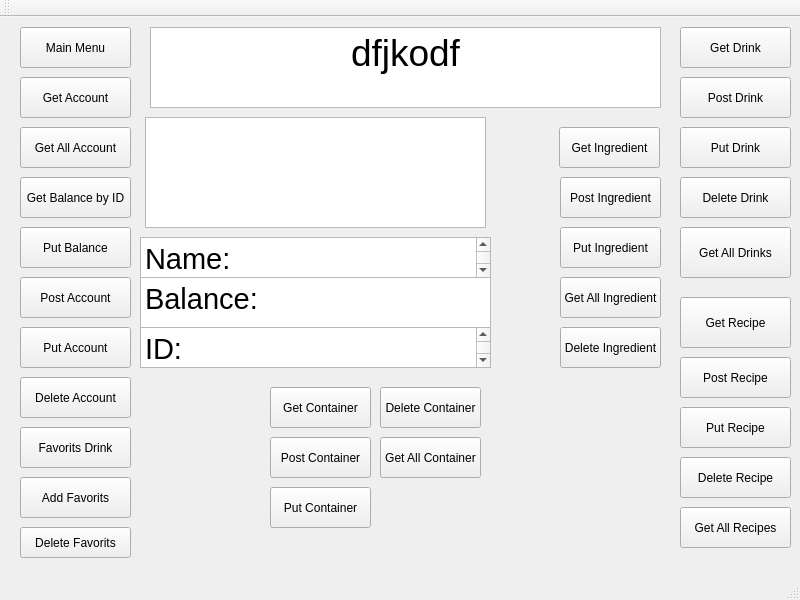
Before: the Qt Designer form Client/Test_of_client/mainwindow.ui in DuweBTC/Semesterprojekt3, drawn with Qt 5.
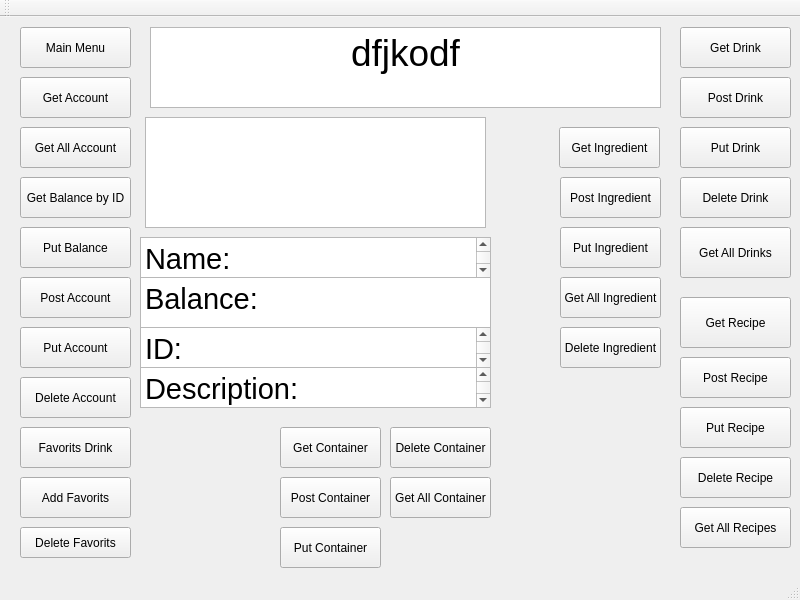
After: the same form once the commit is applied.

Commit message: Client http fixed

```diff
--- a/Client/Test_of_client/mainwindow.ui
+++ b/Client/Test_of_client/mainwindow.ui
@@ -433,8 +433,8 @@
    <widget class="QPushButton" name="pushGetContainer">
     <property name="geometry">
      <rect>
-      <x>270</x>
-      <y>370</y>
+      <x>280</x>
+      <y>410</y>
       <width>101</width>
       <height>41</height>
      </rect>
@@ -446,8 +446,8 @@
    <widget class="QPushButton" name="pushPostContainer">
     <property name="geometry">
      <rect>
-      <x>270</x>
-      <y>420</y>
+      <x>280</x>
+      <y>460</y>
       <width>101</width>
       <height>41</height>
      </rect>
@@ -459,8 +459,8 @@
    <widget class="QPushButton" name="pushPutContainer">
     <property name="geometry">
      <rect>
-      <x>270</x>
-      <y>470</y>
+      <x>280</x>
+      <y>510</y>
       <width>101</width>
       <height>41</height>
      </rect>
@@ -472,8 +472,8 @@
    <widget class="QPushButton" name="pushDeleteContainer">
     <property name="geometry">
      <rect>
-      <x>380</x>
-      <y>370</y>
+      <x>390</x>
+      <y>410</y>
       <width>101</width>
       <height>41</height>
      </rect>
@@ -485,8 +485,8 @@
    <widget class="QPushButton" name="pushGetAllContainer">
     <property name="geometry">
      <rect>
-      <x>380</x>
-      <y>420</y>
+      <x>390</x>
+      <y>460</y>
       <width>101</width>
       <height>41</height>
      </rect>
@@ -495,6 +495,23 @@
      <string>Get All Container</string>
     </property>
    </widget>
+   <widget class="QTextEdit" name="textDescription">
+    <property name="geometry">
+     <rect>
+      <x>140</x>
+      <y>350</y>
+      <width>351</width>
+      <height>41</height>
+     </rect>
+    </property>
+    <property name="html">
+     <string>&lt;!DOCTYPE HTML PUBLIC &quot;-//W3C//DTD HTML 4.0//EN&quot; &quot;http://www.w3.org/TR/REC-html40/strict.dtd&quot;&gt;
+&lt;html&gt;&lt;head&gt;&lt;meta name=&quot;qrichtext&quot; content=&quot;1&quot; /&gt;&lt;meta charset=&quot;utf-8&quot; /&gt;&lt;style type=&quot;text/css&quot;&gt;
+p, li { white-space: pre-wrap; }
+&lt;/style&gt;&lt;/head&gt;&lt;body style=&quot; font-family:'Segoe UI'; font-size:9pt; font-weight:400; font-style:normal;&quot;&gt;
+&lt;p style=&quot; margin-top:0px; margin-bottom:0px; margin-left:0px; margin-right:0px; -qt-block-indent:0; text-indent:0px;&quot;&gt;&lt;span style=&quot; font-size:22pt;&quot;&gt;Description:&lt;/span&gt;&lt;/p&gt;&lt;/body&gt;&lt;/html&gt;</string>
+    </property>
+   </widget>
   </widget>
   <widget class="QMenuBar" name="menubar">
    <property name="geometry">
```
Left out of the diff: 18 changed lines with no effect on the pictures. The commit also changes 23 other files.
